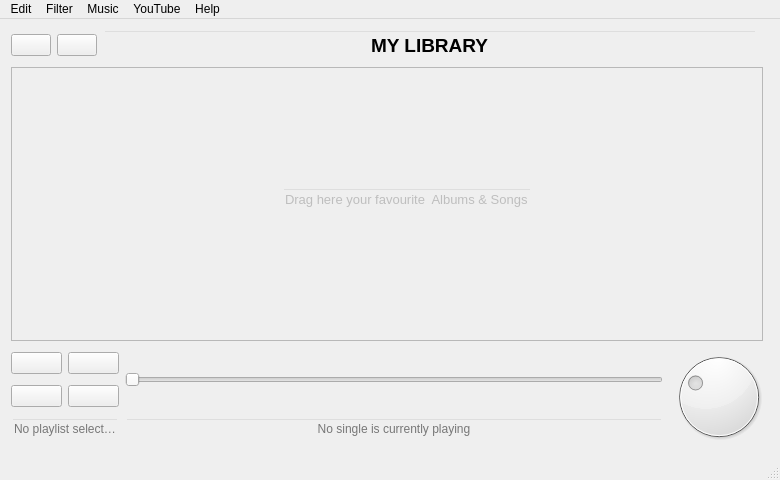
Old version of the form mainwin.ui in the repository CermakM/MediaPlayer.
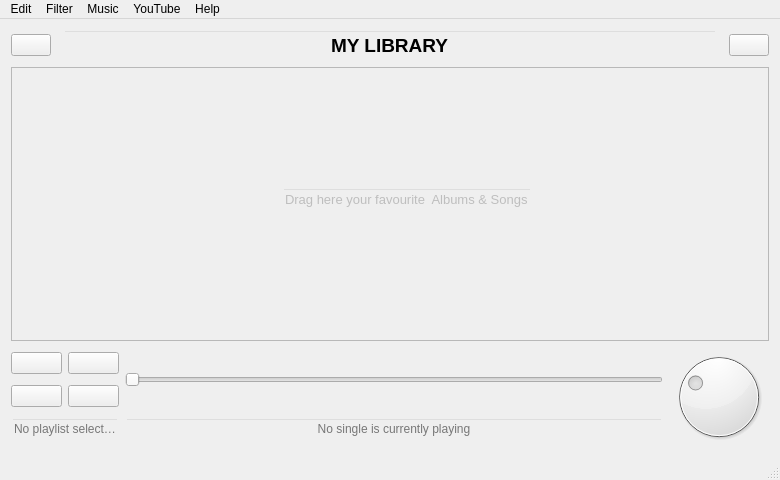
New version of the form. Icons and pictures are not drawn. Custom widgets are drawn as their Qt base class.

What changed in the file:
```diff
--- a/mainwin.ui
+++ b/mainwin.ui
@@ -226,7 +226,7 @@
       </item>
      </layout>
     </item>
-    <item row="0" column="1">
+    <item row="0" column="4">
      <widget class="QPushButton" name="ButtonRefresh">
       <property name="text">
        <string/>
@@ -246,7 +246,7 @@
       </property>
      </widget>
     </item>
-    <item row="1" column="0" colspan="4">
+    <item row="1" column="0" colspan="5">
      <widget class="QScrollArea" name="dropArea">
       <property name="sizePolicy">
        <sizepolicy hsizetype="Preferred" vsizetype="Expanding">
@@ -280,7 +280,7 @@
         <rect>
          <x>0</x>
          <y>0</y>
-         <width>754</width>
+         <width>760</width>
          <height>263</height>
         </rect>
        </property>
```
Left out of the diff: 20 changed lines with no effect on the pictures.
